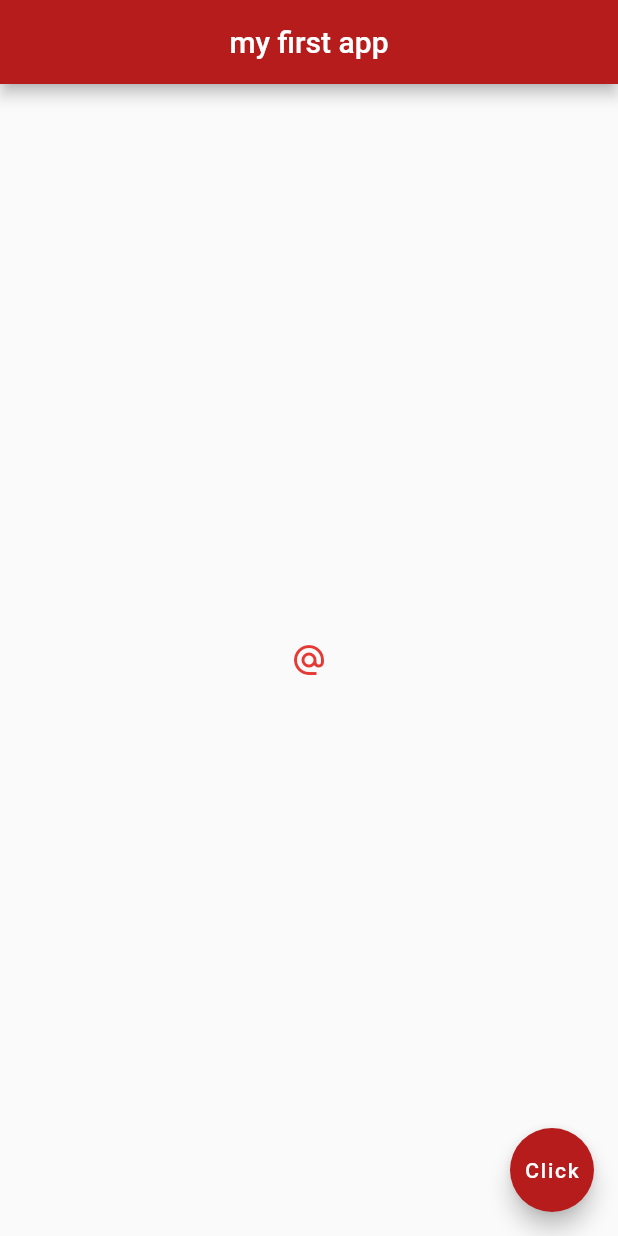
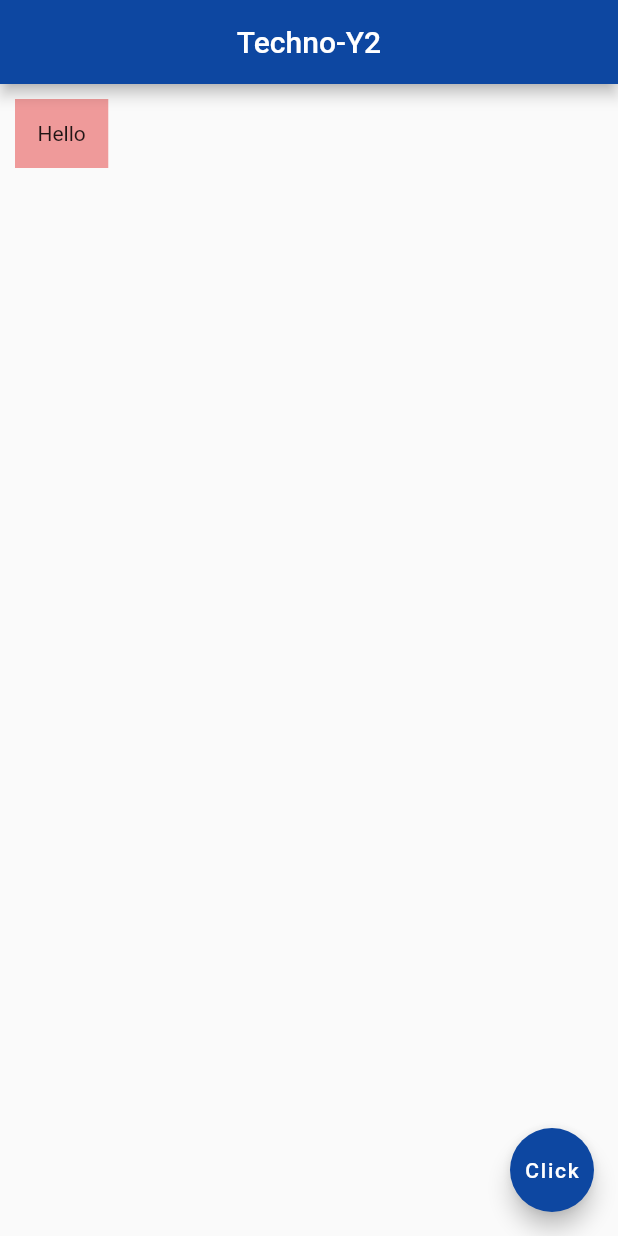
Before and after one commit to michaelovo/Flutter_basic, a Flutter app: the screen it shows after launch, on a phone screen of 412 x 824 dp. Run offline on Flutter 3.47's test engine with Material 2 defaults, Android fonts, the phone set to English and light mode, and no system bars.

Commit message:
Added customized container

```diff
--- a/lib/main.dart
+++ b/lib/main.dart
@@ -9,16 +9,30 @@ class Home extends StatelessWidget {
   Widget build(BuildContext context) {
     return Scaffold(
       appBar:AppBar(
-        title:Text('my first app'),
+        title:Text('Techno-Y2'),
         centerTitle: true,
-        backgroundColor: Colors.red[900],
+        backgroundColor: Colors.blue[900],
       ),
-      body:Center(
-        child: IconButton(
-          onPressed: (){print('you click me');},
-          icon:Icon(Icons.alternate_email),
-          color: Colors.red[600],
-        ),
+      body:Container(
+        padding: EdgeInsets.all(15.0),
+        //symmetric(horizontal: 30.0, vertical: 12.0),
+        //fromLTRB(10.0, 10.0, 15.0, 10.0),
+        margin: EdgeInsets.all(10.0),
+        //fromLTRB(200.0, 50.0, 0.0, 100.0),
+       // symmetric(vertical: 100.0,horizontal: 100.0),
+
+        color: Colors.red[200],
+       child: Text('Hello'),
+
+      ),
+//      Center(
+//        child:
+
+//        IconButton(
+//          onPressed: (){print('you click me');},
+//          icon:Icon(Icons.alternate_email),
+//          color: Colors.red[600],
+//        ),
 
 //        RaisedButton.icon(
 //          onPressed: (){},
@@ -30,14 +44,15 @@ class Home extends StatelessWidget {
 //          color: Colors.pink,
 //        ),
 
-                //Image.asset('assets/david-clode-x.jpg'),
-                //Image.network(''),
-        ),
+        //Image.asset('assets/david-clode-x.jpg'),
+        //Image.network(''),
+
+//        ),
 
     floatingActionButton: FloatingActionButton(
     onPressed: () {},
     child: Text('Click'),
-    backgroundColor: Colors.red[900],
+    backgroundColor: Colors.blue[900],
     ),
 
     );
```
